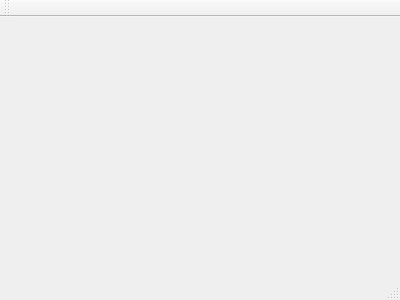
First picture: the form in stepper_motor_control/mainwindow.ui, repository Krutikoff/stepper_motor_control, before the edit.
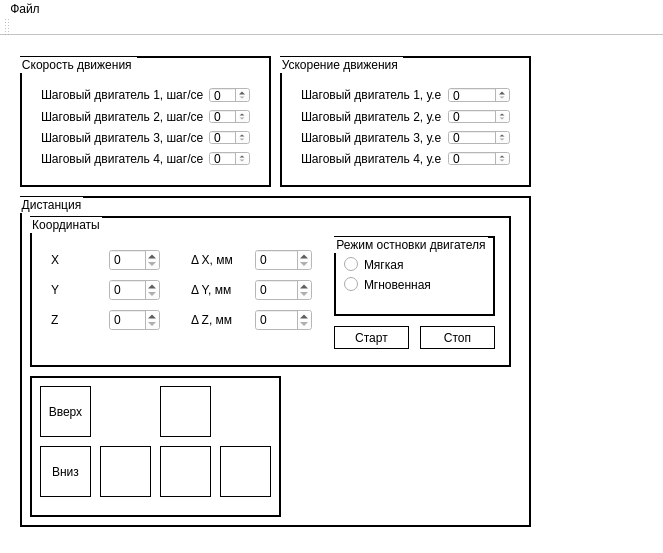
Second picture: the form after the edit. Icons and pictures are not drawn.

Commit message: Create ui form

The edit to the form file:
```diff
--- a/stepper_motor_control/mainwindow.ui
+++ b/stepper_motor_control/mainwindow.ui
@@ -1,24 +1,500 @@
 <ui version="4.0">
  <class>MainWindow</class>
- <widget class="QMainWindow" name="MainWindow" >
-  <property name="geometry" >
+ <widget class="QMainWindow" name="MainWindow">
+  <property name="geometry">
    <rect>
     <x>0</x>
     <y>0</y>
-    <width>400</width>
-    <height>300</height>
+    <width>663</width>
+    <height>553</height>
    </rect>
   </property>
   <property name="windowTitle" >
    <string>MainWindow</string>
   </property>
-  <widget class="QMenuBar" name="menuBar" />
-  <widget class="QToolBar" name="mainToolBar" />
-  <widget class="QWidget" name="centralWidget" />
-  <widget class="QStatusBar" name="statusBar" />
+  <property name="styleSheet">
+   <string notr="true">background-color: white;</string>
+  </property>
+  <widget class="QWidget" name="centralWidget">
+   <widget class="QGroupBox" name="groupBox">
+    <property name="geometry">
+     <rect>
+      <x>20</x>
+      <y>20</y>
+      <width>251</width>
+      <height>131</height>
+     </rect>
+    </property>
+    <property name="styleSheet">
+     <string notr="true">QGroupBox {
+border: 2px solid black;
+}</string>
+    </property>
+    <property name="title">
+     <string>Скорость движения </string>
+    </property>
+    <widget class="QWidget" name="gridLayoutWidget">
+     <property name="geometry">
+      <rect>
+       <x>10</x>
+       <y>20</y>
+       <width>231</width>
+       <height>101</height>
+      </rect>
+     </property>
+     <layout class="QGridLayout" name="gridLayout">
+      <item row="0" column="1">
+       <widget class="QSpinBox" name="spinBox"/>
+      </item>
+      <item row="0" column="0">
+       <widget class="QLabel" name="label">
+        <property name="text">
+         <string>Шаговый двигатель 1, шаг/сек</string>
+        </property>
+       </widget>
+      </item>
+      <item row="2" column="0">
+       <widget class="QLabel" name="label_3">
+        <property name="text">
+         <string>Шаговый двигатель 3, шаг/сек</string>
+        </property>
+       </widget>
+      </item>
+      <item row="1" column="1">
+       <widget class="QSpinBox" name="spinBox_2"/>
+      </item>
+      <item row="1" column="0">
+       <widget class="QLabel" name="label_2">
+        <property name="text">
+         <string>Шаговый двигатель 2, шаг/сек</string>
+        </property>
+       </widget>
+      </item>
+      <item row="3" column="0">
+       <widget class="QLabel" name="label_4">
+        <property name="text">
+         <string>Шаговый двигатель 4, шаг/сек</string>
+        </property>
+       </widget>
+      </item>
+      <item row="2" column="1">
+       <widget class="QSpinBox" name="spinBox_3"/>
+      </item>
+      <item row="3" column="1">
+       <widget class="QSpinBox" name="spinBox_4"/>
+      </item>
+     </layout>
+    </widget>
+   </widget>
+   <widget class="QGroupBox" name="groupBox_2">
+    <property name="geometry">
+     <rect>
+      <x>280</x>
+      <y>20</y>
+      <width>251</width>
+      <height>131</height>
+     </rect>
+    </property>
+    <property name="styleSheet">
+     <string notr="true">QGroupBox {
+border: 2px solid black;
+}</string>
+    </property>
+    <property name="title">
+     <string>Ускорение движения </string>
+    </property>
+    <widget class="QWidget" name="gridLayoutWidget_2">
+     <property name="geometry">
+      <rect>
+       <x>10</x>
+       <y>20</y>
+       <width>231</width>
+       <height>101</height>
+      </rect>
+     </property>
+     <layout class="QGridLayout" name="gridLayout_2">
+      <item row="0" column="1">
+       <widget class="QSpinBox" name="spinBox_5"/>
+      </item>
+      <item row="0" column="0">
+       <widget class="QLabel" name="label_5">
+        <property name="text">
+         <string>Шаговый двигатель 1, у.е</string>
+        </property>
+       </widget>
+      </item>
+      <item row="2" column="0">
+       <widget class="QLabel" name="label_6">
+        <property name="text">
+         <string>Шаговый двигатель 3, у.е</string>
+        </property>
+       </widget>
+      </item>
+      <item row="1" column="1">
+       <widget class="QSpinBox" name="spinBox_6"/>
+      </item>
+      <item row="1" column="0">
+       <widget class="QLabel" name="label_7">
+        <property name="text">
+         <string>Шаговый двигатель 2, у.е</string>
+        </property>
+       </widget>
+      </item>
+      <item row="3" column="0">
+       <widget class="QLabel" name="label_8">
+        <property name="text">
+         <string>Шаговый двигатель 4, у.е</string>
+        </property>
+       </widget>
+      </item>
+      <item row="2" column="1">
+       <widget class="QSpinBox" name="spinBox_7"/>
+      </item>
+      <item row="3" column="1">
+       <widget class="QSpinBox" name="spinBox_8"/>
+      </item>
+     </layout>
+    </widget>
+   </widget>
+   <widget class="QGroupBox" name="groupBox_3">
+    <property name="geometry">
+     <rect>
+      <x>20</x>
+      <y>160</y>
+      <width>511</width>
+      <height>331</height>
+     </rect>
+    </property>
+    <property name="styleSheet">
+     <string notr="true">QGroupBox {
+border: 2px solid black;
+}
+
+QPushButton {
+    border: 1px solid black;
+    background-color: white;
+}
+
+QPushButton:pressed {
+    background-color: #f6f7fa
+}
+</string>
+    </property>
+    <property name="title">
+     <string>Дистанция</string>
+    </property>
+    <widget class="QGroupBox" name="groupBox_5">
+     <property name="geometry">
+      <rect>
+       <x>10</x>
+       <y>180</y>
+       <width>251</width>
+       <height>141</height>
+      </rect>
+     </property>
+     <property name="styleSheet">
+      <string notr="true"/>
+     </property>
+     <property name="title">
+      <string/>
+     </property>
+     <widget class="QPushButton" name="pushButton_5">
+      <property name="geometry">
+       <rect>
+        <x>130</x>
+        <y>70</y>
+        <width>51</width>
+        <height>51</height>
+       </rect>
+      </property>
+      <property name="text">
+       <string/>
+      </property>
+      <property name="icon">
+       <iconset>
+        <normaloff>image/Стрелка вниз.png</normaloff>image/Стрелка вниз.png</iconset>
+      </property>
+     </widget>
+     <widget class="QPushButton" name="pushButton_3">
+      <property name="geometry">
+       <rect>
+        <x>130</x>
+        <y>10</y>
+        <width>51</width>
+        <height>51</height>
+       </rect>
+      </property>
+      <property name="styleSheet">
+       <string notr="true"/>
+      </property>
+      <property name="text">
+       <string/>
+      </property>
+      <property name="icon">
+       <iconset>
+        <normaloff>image/Стрелка вверх.png</normaloff>image/Стрелка вверх.png</iconset>
+      </property>
+     </widget>
+     <widget class="QPushButton" name="pushButton_7">
+      <property name="geometry">
+       <rect>
+        <x>10</x>
+        <y>10</y>
+        <width>51</width>
+        <height>51</height>
+       </rect>
+      </property>
+      <property name="text">
+       <string>Вверх</string>
+      </property>
+     </widget>
+     <widget class="QPushButton" name="pushButton_8">
+      <property name="geometry">
+       <rect>
+        <x>10</x>
+        <y>70</y>
+        <width>51</width>
+        <height>51</height>
+       </rect>
+      </property>
+      <property name="text">
+       <string>Вниз</string>
+      </property>
+     </widget>
+     <widget class="QPushButton" name="pushButton_6">
+      <property name="geometry">
+       <rect>
+        <x>190</x>
+        <y>70</y>
+        <width>51</width>
+        <height>51</height>
+       </rect>
+      </property>
+      <property name="text">
+       <string/>
+      </property>
+      <property name="icon">
+       <iconset>
+        <normaloff>image/Стрелка вправо.png</normaloff>image/Стрелка вправо.png</iconset>
+      </property>
+     </widget>
+     <widget class="QPushButton" name="pushButton_4">
+      <property name="geometry">
+       <rect>
+        <x>70</x>
+        <y>70</y>
+        <width>51</width>
+        <height>51</height>
+       </rect>
+      </property>
+      <property name="text">
+       <string/>
+      </property>
+      <property name="icon">
+       <iconset>
+        <normaloff>image/Стрелка влево.png</normaloff>image/Стрелка влево.png</iconset>
+      </property>
+     </widget>
+    </widget>
+    <widget class="QGroupBox" name="groupBox_6">
+     <property name="geometry">
+      <rect>
+       <x>10</x>
+       <y>20</y>
+       <width>481</width>
+       <height>151</height>
+      </rect>
+     </property>
+     <property name="title">
+      <string>Координаты</string>
+     </property>
+     <widget class="QWidget" name="gridLayoutWidget_3">
+      <property name="geometry">
+       <rect>
+        <x>10</x>
+        <y>20</y>
+        <width>131</width>
+        <height>111</height>
+       </rect>
+      </property>
+      <layout class="QGridLayout" name="gridLayout_3">
+       <item row="0" column="1">
+        <widget class="QSpinBox" name="spinBox_9"/>
+       </item>
+       <item row="2" column="0">
+        <widget class="QLabel" name="label_10">
+         <property name="text">
+          <string>Z</string>
+         </property>
+        </widget>
+       </item>
+       <item row="1" column="0">
+        <widget class="QLabel" name="label_11">
+         <property name="text">
+          <string>Y</string>
+         </property>
+        </widget>
+       </item>
+       <item row="1" column="1">
+        <widget class="QSpinBox" name="spinBox_10"/>
+       </item>
+       <item row="0" column="0">
+        <widget class="QLabel" name="label_9">
+         <property name="text">
+          <string>X</string>
+         </property>
+        </widget>
+       </item>
+       <item row="2" column="1">
+        <widget class="QSpinBox" name="spinBox_11"/>
+       </item>
+      </layout>
+     </widget>
+     <widget class="QWidget" name="gridLayoutWidget_4">
+      <property name="geometry">
+       <rect>
+        <x>150</x>
+        <y>20</y>
+        <width>143</width>
+        <height>111</height>
+       </rect>
+      </property>
+      <layout class="QGridLayout" name="gridLayout_4">
+       <item row="0" column="1">
+        <widget class="QSpinBox" name="spinBox_12"/>
+       </item>
+       <item row="2" column="0">
+        <widget class="QLabel" name="label_12">
+         <property name="text">
+          <string>Δ Z, мм</string>
+         </property>
+        </widget>
+       </item>
+       <item row="1" column="0">
+        <widget class="QLabel" name="label_13">
+         <property name="text">
+          <string>Δ Y, мм</string>
+         </property>
+        </widget>
+       </item>
+       <item row="1" column="1">
+        <widget class="QSpinBox" name="spinBox_13"/>
+       </item>
+       <item row="0" column="0">
+        <widget class="QLabel" name="label_14">
+         <property name="text">
+          <string>Δ X, мм</string>
+         </property>
+        </widget>
+       </item>
+       <item row="2" column="1">
+        <widget class="QSpinBox" name="spinBox_14"/>
+       </item>
+      </layout>
+     </widget>
+     <widget class="QPushButton" name="pushButton_2">
+      <property name="geometry">
+       <rect>
+        <x>390</x>
+        <y>110</y>
+        <width>75</width>
+        <height>23</height>
+       </rect>
+      </property>
+      <property name="text">
+       <string>Стоп</string>
+      </property>
+     </widget>
+     <widget class="QGroupBox" name="groupBox_4">
+      <property name="geometry">
+       <rect>
+        <x>304</x>
+        <y>20</y>
+        <width>161</width>
+        <height>80</height>
+       </rect>
+      </property>
+      <property name="title">
+       <string>Режим остновки двигателя</string>
+      </property>
+      <widget class="QRadioButton" name="radioButton">
+       <property name="geometry">
+        <rect>
+         <x>10</x>
+         <y>20</y>
+         <width>101</width>
+         <height>17</height>
+        </rect>
+       </property>
+       <property name="text">
+        <string>Мягкая</string>
+       </property>
+      </widget>
+      <widget class="QRadioButton" name="radioButton_2">
+       <property name="geometry">
+        <rect>
+         <x>10</x>
+         <y>40</y>
+         <width>101</width>
+         <height>17</height>
+        </rect>
+       </property>
+       <property name="text">
+        <string>Мгновенная</string>
+       </property>
+      </widget>
+     </widget>
+     <widget class="QPushButton" name="pushButton">
+      <property name="geometry">
+       <rect>
+        <x>304</x>
+        <y>110</y>
+        <width>75</width>
+        <height>23</height>
+       </rect>
+      </property>
+      <property name="text">
+       <string>Старт</string>
+      </property>
+     </widget>
+    </widget>
+   </widget>
+  </widget>
+  <widget class="QMenuBar" name="menuBar">
+   <property name="geometry">
+    <rect>
+     <x>0</x>
+     <y>0</y>
+     <width>663</width>
+     <height>21</height>
+    </rect>
+   </property>
+   <widget class="QMenu" name="menu">
+    <property name="title">
+     <string>Файл</string>
+    </property>
+    <addaction name="separator"/>
+    <addaction name="separator"/>
+    <addaction name="action_3"/>
+   </widget>
+   <addaction name="menu"/>
+  </widget>
+  <widget class="QToolBar" name="mainToolBar">
+   <attribute name="toolBarArea">
+    <enum>TopToolBarArea</enum>
+   </attribute>
+   <attribute name="toolBarBreak">
+    <bool>false</bool>
+   </attribute>
+  </widget>
+  <widget class="QStatusBar" name="statusBar"/>
+  <action name="action_3">
+   <property name="text">
+    <string>О программе</string>
+   </property>
+  </action>
  </widget>
- <layoutDefault spacing="6" margin="11" />
- <pixmapfunction></pixmapfunction>
+ <layoutdefault spacing="6" margin="11"/>
  <resources/>
  <connections/>
 </ui>
```
Left out of the diff: 3 changed lines with no effect on the pictures.
